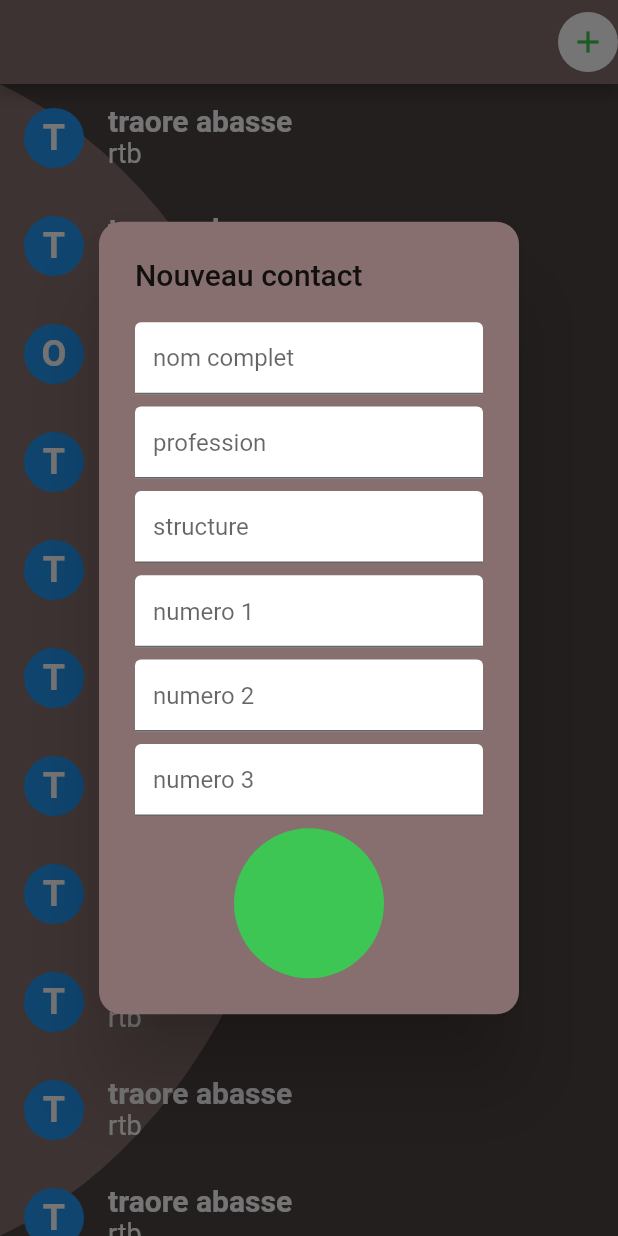
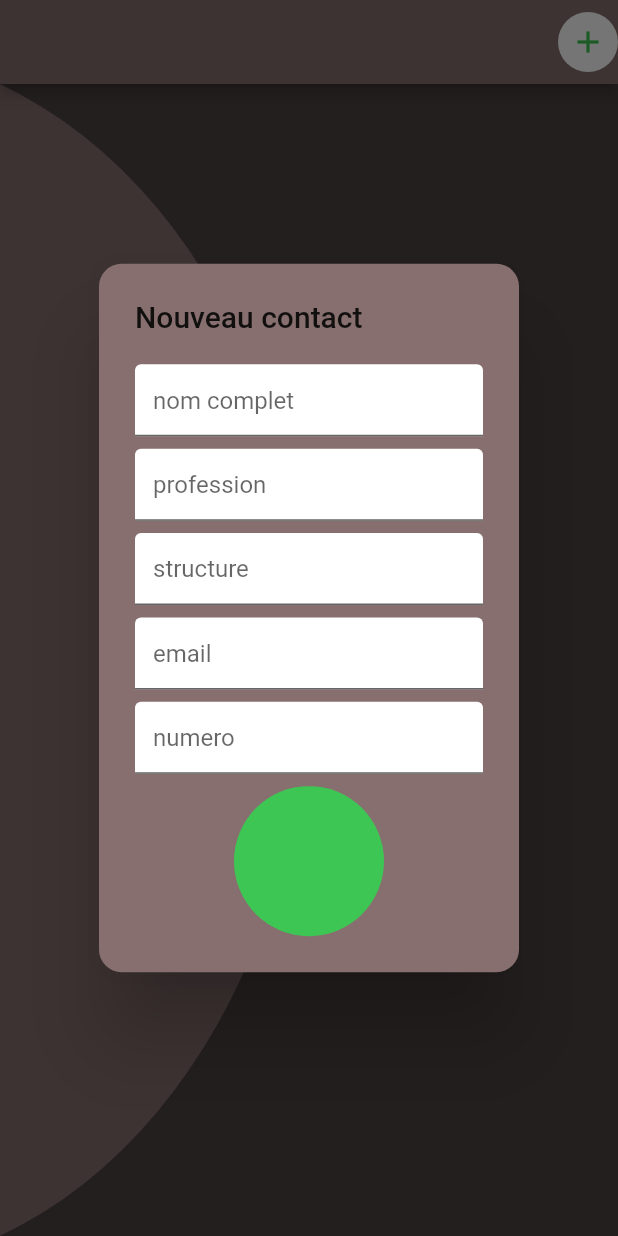
Before and after one commit to rtbouahigouya/contact, a Flutter app: the ListContact screen opened directly, after a tap on the "add" icon, on a phone screen of 412 x 824 dp. Run offline on Flutter 3.47's test engine with Material 2 defaults, Android fonts, the phone set to English and light mode, and no system bars; our stand-ins replace cloud_firestore, firebase_auth, firebase_core; accounts and stored records are empty.

Commit message:
implementation de firebase cloud store , firebase auth et la creation de transition avec widget Bouncetransition

```diff
--- /dev/null
+++ b/lib/CUSTOMWIDGET/bouncetransition.dart
@@ -0,0 +1,18 @@
+import 'package:flutter/cupertino.dart';
+
+class BounceTransition extends PageRouteBuilder {
+  final Widget widget;
+  BounceTransition({this.widget})
+      : super(
+          transitionDuration: Duration(seconds: 1),
+          transitionsBuilder: (context, animation, secondaryAnimation, child) {
+            animation = CurvedAnimation(parent: animation, curve: Curves.ease);
+            return ScaleTransition(
+              alignment: Alignment.topCenter,
+              scale: animation,
+              child: child,
+            );
+          },
+          pageBuilder: (context, animation, secondaryAnimation) => widget,
+        );
+}
--- a/lib/DATARAW/data.dart
+++ /dev/null
@@ -1,107 +0,0 @@
-class Contact {
-  String name, structure, profession, numero;
-  Contact({this.name, this.profession, this.structure, this.numero});
-}
-
-List listContact = [
-  Contact(
-      name: 'traore abasse',
-      profession: 'journaliste',
-      structure: 'rtb',
-      numero: '72496307'),
-  Contact(
-      name: 'traore abasse',
-      profession: 'journaliste',
-      structure: 'rtb',
-      numero: '72496307'),
-  Contact(
-      name: 'Ousseni Ouedraogo',
-      profession: 'comptable',
-      structure: 'educo',
-      numero: '72496307'),
-  Contact(
-      name: 'traore abasse',
-      profession: 'journaliste',
-      structure: 'rtb',
-      numero: '72496307'),
-  Contact(
-      name: 'traore abasse',
-      profession: 'journaliste',
-      structure: 'rtb',
-      numero: '72496307'),
-  Contact(
-      name: 'traore abasse',
-      profession: 'journaliste',
-      structure: 'rtb',
-      numero: '72496307'),
-  Contact(
-      name: 'traore abasse',
-      profession: 'journaliste',
-      structure: 'rtb',
-      numero: '72496307'),
-  Contact(
-      name: 'traore abasse',
-      profession: 'journaliste',
-      structure: 'rtb',
-      numero: '72496307'),
-  Contact(
-      name: 'traore abasse',
-      profession: 'journaliste',
-      structure: 'rtb',
-      numero: '72496307'),
-  Contact(
-      name: 'traore abasse',
-      profession: 'journaliste',
-      structure: 'rtb',
-      numero: '72496307'),
-  Contact(
-      name: 'traore abasse',
-      profession: 'journaliste',
-      structure: 'rtb',
-      numero: '72496307'),
-  Contact(
-      name: 'traore abasse',
-      profession: 'journaliste',
-      structure: 'rtb',
-      numero: '72496307'),
-  Contact(
-      name: 'traore abasse',
-      profession: 'journaliste',
-      structure: 'rtb',
-      numero: '72496307'),
-  Contact(
-      name: 'traore abasse',
-      profession: 'journaliste',
-      structure: 'rtb',
-      numero: '72496307'),
-  Contact(
-      name: 'traore abasse',
-      profession: 'journaliste',
-      structure: 'rtb',
-      numero: '72496307'),
-  Contact(
-      name: 'traore abasse',
-      profession: 'journaliste',
-      structure: 'rtb',
-      numero: '72496307'),
-  Contact(
-      name: 'traore abasse',
-      profession: 'journaliste',
-      structure: 'rtb',
-      numero: '72496307'),
-  Contact(
-      name: 'traore abasse',
-      profession: 'journaliste',
-      structure: 'rtb',
-      numero: '72496307'),
-  Contact(
-      name: 'traore abasse',
-      profession: 'journaliste',
-      structure: 'rtb',
-      numero: '72496307'),
-  Contact(
-      name: 'traore abasse',
-      profession: 'journaliste',
-      structure: 'rtb',
-      numero: '72496307'),
-];
--- a/lib/SCREEN/listcontact.dart
+++ b/lib/SCREEN/listcontact.dart
@@ -1,7 +1,9 @@
 import 'package:contact/CONSTANT/couleur.dart';
 import 'package:contact/CUSTOMWIDGET/backgroundwidget.dart';
-import 'package:contact/DATARAW/data.dart';
+import 'package:contact/CUSTOMWIDGET/bouncetransition.dart';
+import 'package:contact/SCREEN/detailcontact.dart';
 import 'package:flutter/material.dart';
+import 'package:cloud_firestore/cloud_firestore.dart';
 
 class ListContact extends StatefulWidget {
   @override
@@ -14,10 +16,10 @@ class _ListContactState extends State<ListContact> {
   String nom = '';
   String profession = '';
   String structure = '';
-  String numero1 = '';
-  String numero2 = '';
-  String numero3 = '';
+  String numero = '';
+  String email = '';
 
+  final _firestore = FirebaseFirestore.instance.collection('CONTACTS');
   @override
   Widget build(BuildContext context) {
     W = MediaQuery.of(context).size.width;
@@ -25,6 +27,7 @@ class _ListContactState extends State<ListContact> {
     return Scaffold(
       appBar: AppBar(
         backgroundColor: maron1,
+        automaticallyImplyLeading: false,
         actions: [
           GestureDetector(
             onTap: () => _showDialogRegister(context),
@@ -43,14 +46,26 @@ class _ListContactState extends State<ListContact> {
         width: W,
         child: CustomPaint(
           painter: BackgroundPaint(),
-          child: ListView.builder(
-            itemCount: listContact.length,
-            itemBuilder: (context, index) {
-              return ListTile(
+          child: StreamBuilder<QuerySnapshot>(
+              stream: _firestore.orderBy('NOM').snapshots(),
+              builder: (context, snapshot) {
+                if (snapshot.connectionState == ConnectionState.waiting)
+                  return Center(
+                    child: CircularProgressIndicator(),
+                  );
+
+                if (snapshot.hasError)
+                  return Center(
+                    child: Text(snapshot.error.toString()),
+                  );
+                QuerySnapshot contact = snapshot.data;
+                return ListView.builder(
+                    itemCount: contact.size,
+                    itemBuilder: (context, index) => ListTile(
                           leading: CircleAvatar(
                             backgroundColor: bleu,
                             child: Text(
-                    firstLetter(listContact[index].name),
+                              firstLetter(contact.docs[index]['NOM']),
                               style: TextStyle(
                                   color: Colors.white,
                                   fontWeight: FontWeight.bold,
@@ -58,19 +73,25 @@ class _ListContactState extends State<ListContact> {
                             ),
                           ),
                           title: Text(
-                  listContact[index].name,
+                            contact.docs[index]['NOM'],
                             style: TextStyle(
                                 color: Colors.white,
                                 fontWeight: FontWeight.bold,
                                 fontSize: 20),
                           ),
                           subtitle: Text(
-                  listContact[index].structure,
+                            contact.docs[index]['STRUCTURE'],
                             style: TextStyle(color: Colors.white, fontSize: 18),
                           ),
-              );
+                          onTap: () {
+                            Navigator.push(
+                                context,
+                                BounceTransition(
+                                    widget: DetailContact(
+                                        contact: contact.docs[index])));
                           },
-          ),
+                        ));
+              }),
         ),
       ),
     );
@@ -131,12 +152,10 @@ class _ListContactState extends State<ListContact> {
                       height: H * .01,
                     ),
                     TextFormField(
-                      validator: (value) =>
-                          value.isEmpty ? 'numero obligatoire' : null,
-                      onSaved: (newValue) => numero1 = newValue,
-                      keyboardType: TextInputType.number,
+                      onSaved: (newValue) => email = newValue,
+                      keyboardType: TextInputType.text,
                       decoration: InputDecoration(
-                          hintText: 'numero 1',
+                          hintText: 'email',
                           fillColor: Colors.white,
                           filled: true),
                     ),
@@ -144,21 +163,12 @@ class _ListContactState extends State<ListContact> {
                       height: H * .01,
                     ),
                     TextFormField(
-                      onSaved: (newValue) => numero2 = newValue,
+                      validator: (value) =>
+                          value.isEmpty ? 'numero obligatoire' : null,
+                      onSaved: (newValue) => numero = newValue,
                       keyboardType: TextInputType.number,
                       decoration: InputDecoration(
-                          hintText: 'numero 2',
-                          fillColor: Colors.white,
-                          filled: true),
-                    ),
-                    SizedBox(
-                      height: H * .01,
-                    ),
-                    TextFormField(
-                      onSaved: (newValue) => numero3 = newValue,
-                      keyboardType: TextInputType.number,
-                      decoration: InputDecoration(
-                          hintText: 'numero 3',
+                          hintText: 'numero',
                           fillColor: Colors.white,
                           filled: true),
                     ),
@@ -170,14 +180,19 @@ class _ListContactState extends State<ListContact> {
                         onTap: () {
                           if (_formKey.currentState.validate()) {
                             _formKey.currentState.save();
-                            print(nom);
+                            _firestore.add({
+                              'NOM': nom,
+                              'STRUCTURE': structure,
+                              'PROFESSION': profession,
+                              'NUMERO': numero,
+                              'EMAIL': email,
+                            }).then((value) => Navigator.of(context).pop());
                           } else {
                             nom = '';
                             profession = '';
                             structure = '';
-                            numero1 = '';
-                            numero2 = '';
-                            numero3 = '';
+                            numero = '';
+                            email = '';
                           }
                         },
                         child: CircleAvatar(
--- a/pubspec.yaml
+++ b/pubspec.yaml
@@ -21,6 +21,8 @@ environment:
   sdk: ">=2.7.0 <3.0.0"
 
 dependencies:
+  firebase_auth:
+  cloud_firestore:
   flutter:
     sdk: flutter
 
```
Also changed, not shown: lib/SCREEN/detailcontact.dart (+37 -8 lines), lib/SCREEN/home.dart (+7 -2 lines), lib/main.dart (+6 -6 lines), pubspec.lock, 3 other files. Lines whose indentation alone changed are shown as unchanged.
